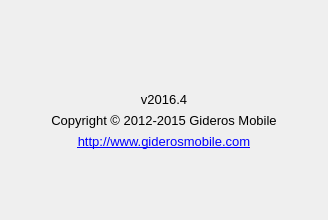
First picture: the form in ui/aboutdialog.ui, repository gideros/gideros, before the edit.
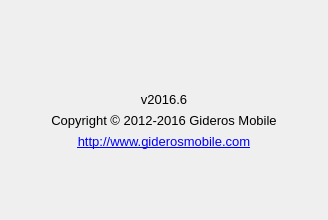
Second picture: the form after the edit. Icons and pictures are not drawn.

What changed in the file:
```diff
--- a/ui/aboutdialog.ui
+++ b/ui/aboutdialog.ui
@@ -70,7 +70,7 @@
           </font>
          </property>
          <property name="text">
-          <string>v2016.4</string>
+          <string>v2016.6</string>
          </property>
          <property name="alignment">
           <set>Qt::AlignCenter</set>
@@ -85,7 +85,7 @@
           </font>
          </property>
          <property name="text">
-          <string>Copyright © 2012-2015 Gideros Mobile</string>
+          <string>Copyright © 2012-2016 Gideros Mobile</string>
          </property>
          <property name="alignment">
           <set>Qt::AlignCenter</set>
```
